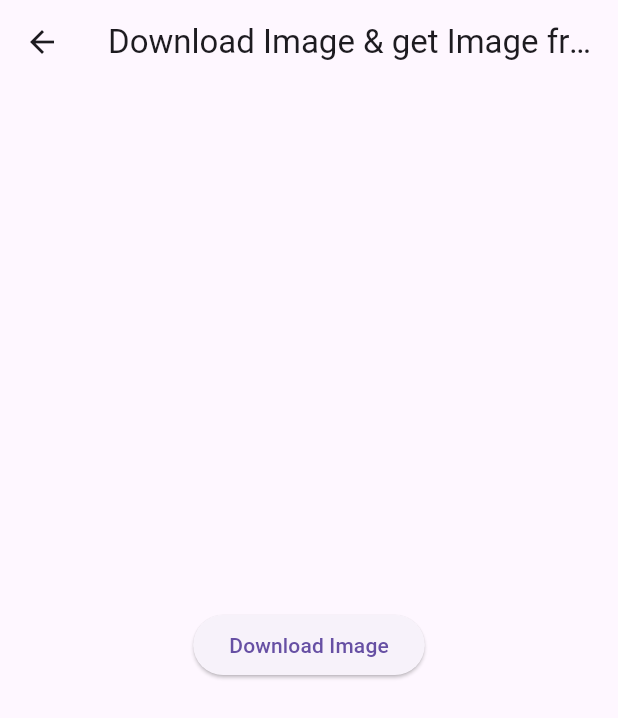
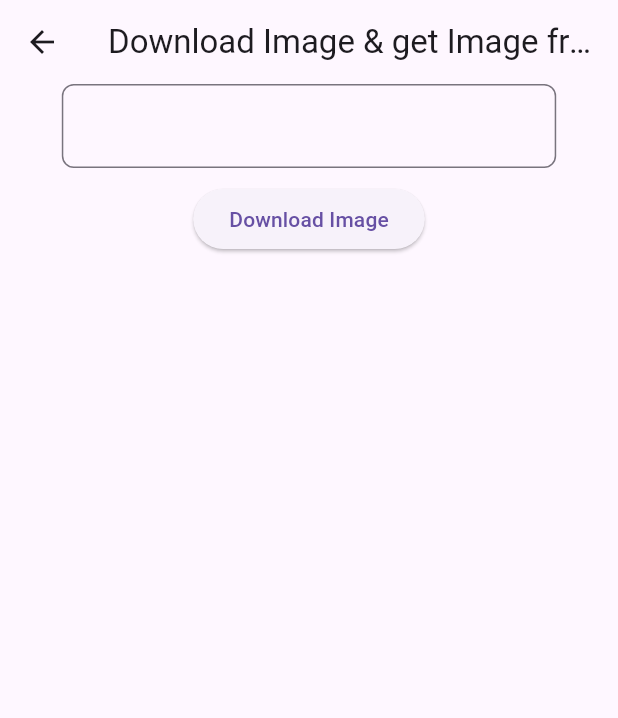
Before and after one commit to boom7946/flutter_image, a Flutter app: the DownloadImage screen opened directly, after a tap on "Download Image", on a phone screen of 412 x 824 dp. Shown: the top 718 px of the screen. Run offline on Flutter 3.47's test engine with Material 3 defaults, Android fonts, the phone set to English and light mode, and no system bars; network calls fail.

```diff
--- a/lib/base64.dart
+++ b/lib/base64.dart
@@ -54,9 +54,6 @@ class _Base64ImageState extends State<Base64Image> {
                 ElevatedButton(onPressed: () {
                   clear();
                 }, child: Text("clear")),
-                Container(
-                  child: Image.asset('assets/images/login-logo-banner.png',width: 100,height: 100,),
-                ),
                 ElevatedButton(
                   onPressed: () {
                     ImagetoBase64();
--- a/lib/downloadimage.dart
+++ b/lib/downloadimage.dart
@@ -1,6 +1,7 @@
 import 'package:flutter/material.dart';
 import 'dart:io';
 import 'package:flutter/material.dart';
+import 'package:flutter/widgets.dart';
 import 'package:http/http.dart' as http;
 import 'package:path_provider/path_provider.dart';
 import 'package:path/path.dart' as path;
@@ -17,7 +18,7 @@ class _DownloadImageState extends State<DownloadImage> {
   int _imageCount = 0;
   Future<void> downloadAndSaveImage(String imageUrl) async {
     final directory = await getApplicationDocumentsDirectory();
-      final fileName = 'downloaded_image_${_imageCount ++}.jpg';
+    final fileName = 'downloaded_image_${_imageCount++}.jpg';
     final filePath = path.join(directory.path, 'images', fileName);
 
     final imageDir = Directory(path.join(directory.path, 'images'));
@@ -41,33 +42,47 @@ class _DownloadImageState extends State<DownloadImage> {
 
   @override
   Widget build(BuildContext context) {
+    TextEditingController imageURL = TextEditingController();
     return Scaffold(
       appBar: AppBar(title: Text("Download Image & get Image from Directory")),
-      body: Center(
-        child: Column(
-          crossAxisAlignment: CrossAxisAlignment.center,
-          mainAxisAlignment: MainAxisAlignment.center,
+      body: Column(
+        // mainAxisAlignment: MainAxisAlignment.center,
         children: [
+          Align(
+            alignment: Alignment.center,
+            child: SizedBox(
+              width: MediaQuery.of(context).size.width * 0.8,
+              child: TextField(
+                decoration: const InputDecoration(
+                    border: OutlineInputBorder(
+                        borderRadius: BorderRadius.all(Radius.circular(8)))),
+                controller: imageURL,
+              ),
+            ),
+          ),
+          SizedBox( height: 10,),
           ElevatedButton(
             onPressed: () async {
-                const imageUrl =
-                    'https://cdn-imgix.headout.com/tour/12449/TOUR-IMAGE/d40f6e72-a95b-4043-b85d-e065093828d8-6871-dubai-img-worlds-of-adventure-vip-experience-03.jpg?auto=format&w=713.0666666666667&h=458.4&q=90&ar=14%3A9&crop=faces';
+              String imageUrl =imageURL.text;
               await downloadAndSaveImage(imageUrl);
             },
-              child:const Text('Download Image'),
+            child: const Text('Download Image'),
           ),
-            SizedBox(height: 20,),
+          const SizedBox(
+            height: 20,
+          ),
           if (_imagePath != null) ...{
             Image.file(
               File(_imagePath!),
               width: 200,
               height: 200,
             ),
-
-              Text("image",style: TextStyle(color: Colors.white),)
+            const Text(
+              "image",
+              style: TextStyle(color: Colors.white),
+            )
           },
         ],
-        ),
       ),
     );
   }
--- a/lib/loadfromdirectory.dart
+++ b/lib/loadfromdirectory.dart
@@ -16,7 +16,7 @@ class LoadImageFromDirectory extends StatefulWidget {
 class _LoadImageFromDirectoryState extends State<LoadImageFromDirectory> {
   TextEditingController filename = TextEditingController();
   String? imagePath;
-  bool type = false;
+  bool type = true;
   List<File> _images = [];
   Future<void> loadImgefromDoc() async {
     final directory = await getApplicationDocumentsDirectory();
```
Also changed, not shown: lib/assetsimage.dart (+10 -4 lines), lib/main.dart (+8 -0 lines). Lines whose indentation alone changed are shown as unchanged.
